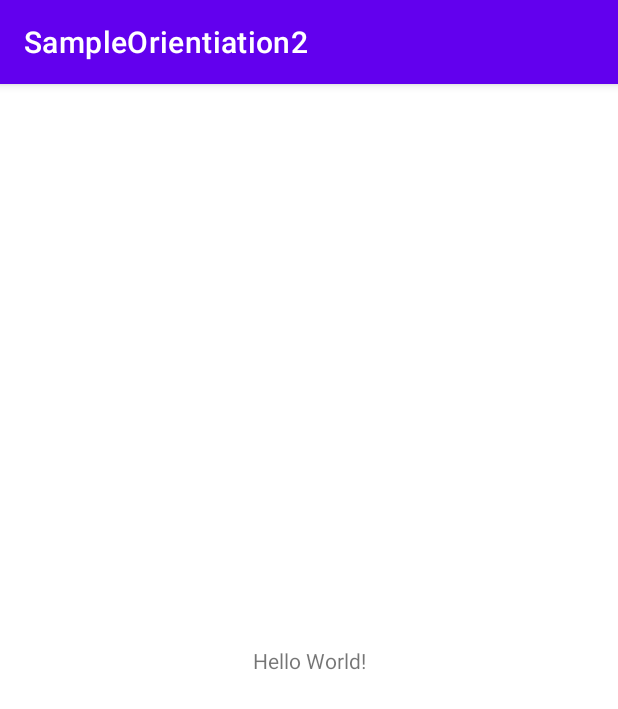
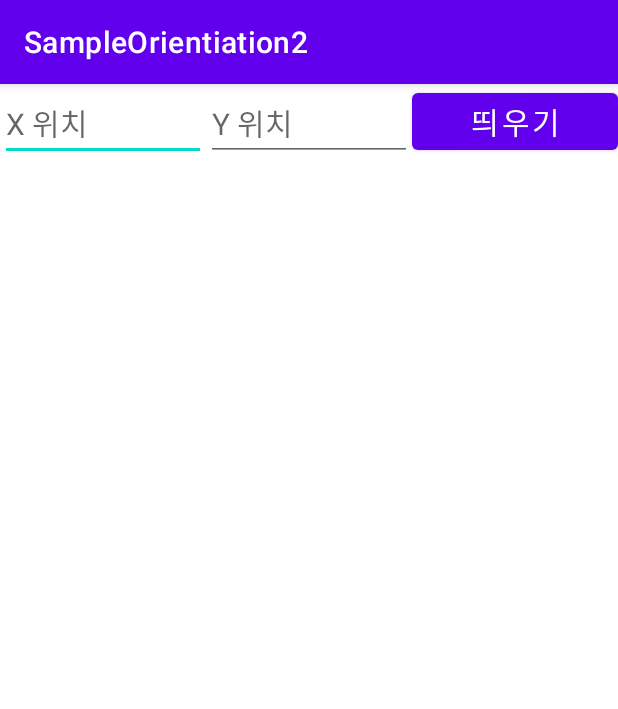
Before and after one commit to qjsqjsaos/Make-a-Android-App-Programming, an Android app: the screen it shows after launch (MainActivity), on a phone screen of 412 x 824 dp. Shown: the top 709 px of the screen. Run offline under Robolectric (Android 15) with nearby library versions, the phone set to English and light mode, and no system bars.

Commit message:
changed toast locations

```diff
--- a/app/src/main/java/org/techtown/sampleorientiation2/MainActivity.java
+++ b/app/src/main/java/org/techtown/sampleorientiation2/MainActivity.java
@@ -3,12 +3,38 @@ package org.techtown.sampleorientiation2;
 import androidx.appcompat.app.AppCompatActivity;
 
 import android.os.Bundle;
+import android.view.Gravity;
+import android.view.View;
+import android.widget.Button;
+import android.widget.EditText;
+import android.widget.Toast;
 
 public class MainActivity extends AppCompatActivity {
+
+    EditText editText;
+    EditText editText2;
 
     @Override
     protected void onCreate(Bundle savedInstanceState) {
         super.onCreate(savedInstanceState);
         setContentView(R.layout.activity_main);
+
+        editText = findViewById(R.id.editText);
+        editText2 = findViewById(R.id.editText2);
+    }
+
+    public void onButton1Clicked(View v) {
+        try {
+            Toast toastView = Toast.makeText(this, "위치가 바뀐 토스트 메시지입니다.", Toast.LENGTH_LONG); //토스트 메세지 입력 try문인거 참고
+            int xOffset = Integer.parseInt(editText.getText().toString()); //정수로 된 xOffset값을 문자로 가져오자
+            int yOffset = Integer.parseInt(editText2.getText().toString()); //정수로 된 yOffset값을 문자로 가져오자.
+
+            toastView.setGravity(Gravity.TOP | Gravity.LEFT , xOffset, yOffset);
+            toastView.show();
+        } catch (NumberFormatException e) { //예외에 대한 정보가 담겨있다.
+            e.printStackTrace();
+        }
     }
 }
+//이 과정들을 시도해보니 토스트의 위치가 변경되지 않는 듯하여 검색해보니, API가 R이상부터는 렌더링이 되지 않아
+// 반환 값이 실제 값을 반영하지 않을 수도 있다고 한다. 그래서 이 "public int getGravity ()"메소드를 호출하지 말라고 한다.
--- a/app/src/main/res/layout/activity_main.xml
+++ b/app/src/main/res/layout/activity_main.xml
@@ -1,18 +1,42 @@
 <?xml version="1.0" encoding="utf-8"?>
-<androidx.constraintlayout.widget.ConstraintLayout xmlns:android="http://schemas.android.com/apk/res/android"
+<LinearLayout xmlns:android="http://schemas.android.com/apk/res/android"
     xmlns:app="http://schemas.android.com/apk/res-auto"
     xmlns:tools="http://schemas.android.com/tools"
     android:layout_width="match_parent"
     android:layout_height="match_parent"
     tools:context=".MainActivity">
+    <LinearLayout
+        android:layout_width="match_parent"
+        android:layout_height="wrap_content"
+        android:orientation="horizontal">
 
-    <TextView
-        android:layout_width="wrap_content"
-        android:layout_height="wrap_content"
-        android:text="Hello World!"
-        app:layout_constraintBottom_toBottomOf="parent"
-        app:layout_constraintLeft_toLeftOf="parent"
-        app:layout_constraintRight_toRightOf="parent"
-        app:layout_constraintTop_toTopOf="parent" />
+        <EditText
+            android:id="@+id/editText"
+            android:layout_width="0dp"
+            android:layout_height="wrap_content"
+            android:layout_weight="1"
+            android:textSize="20sp"
+            android:hint="X 위치"
+            android:inputType="numberSigned" />
 
-</androidx.constraintlayout.widget.ConstraintLayout>
+        <EditText
+            android:id="@+id/editText2"
+            android:layout_width="0dp"
+            android:layout_height="wrap_content"
+            android:layout_weight="1"
+            android:textSize="20sp"
+            android:hint="Y 위치"
+            android:inputType="numberSigned"
+            />
+        <Button
+            android:id="@+id/button"
+            android:layout_width="0dp"
+            android:layout_height="wrap_content"
+            android:layout_weight="1"
+            android:text="띄우기"
+            android:textSize="20sp"
+            android:onClick="onButton1Clicked"/>
+
+
+    </LinearLayout>
+</LinearLayout>
```
